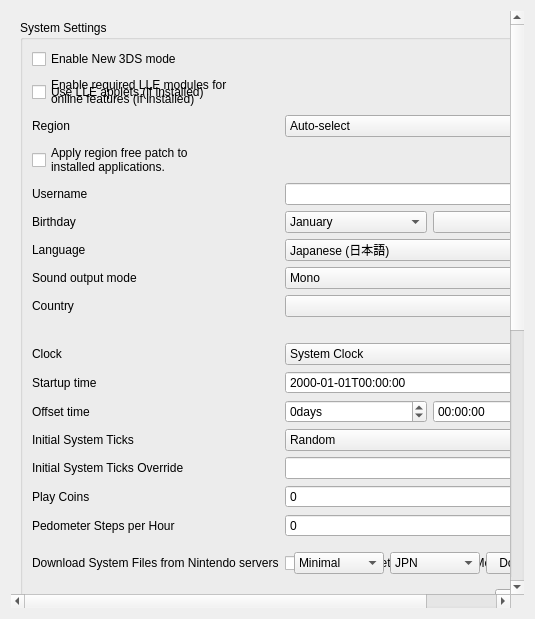
The window that src/citra_qt/configuration/configure_system.ui (fbtwitter/AzaharPlusPlus) describes before a commit, drawn with Qt 5.
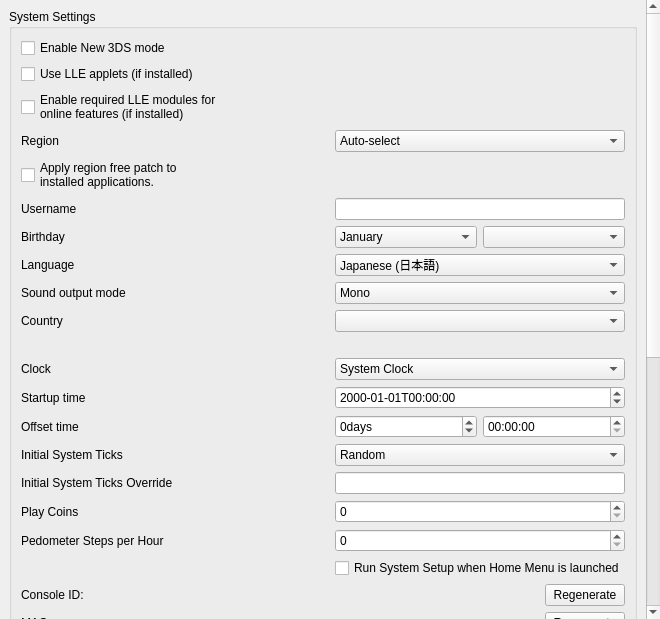
The same window after the commit.

Commit message: citra_qt: re-port configure_system from AzaharPlus's current version

```diff
--- a/src/citra_qt/configuration/configure_system.ui
+++ b/src/citra_qt/configuration/configure_system.ui
@@ -6,7 +6,7 @@
    <rect>
     <x>0</x>
     <y>0</y>
-    <width>535</width>
+    <width>653</width>
     <height>619</height>
    </rect>
   </property>
@@ -14,11 +14,26 @@
    <string>Form</string>
   </property>
   <layout class="QVBoxLayout" name="verticalLayout_scrollbar">
+   <property name="spacing">
+    <number>0</number>
+   </property>
+   <property name="leftMargin">
+    <number>0</number>
+   </property>
+   <property name="topMargin">
+    <number>0</number>
+   </property>
+   <property name="rightMargin">
+    <number>0</number>
+   </property>
+   <property name="bottomMargin">
+    <number>0</number>
+   </property>
    <item>
     <widget class="QScrollArea" name="scrollArea">
      <property name="minimumSize">
       <size>
-       <width>0</width>
+       <width>660</width>
        <height>480</height>
       </size>
      </property>
@@ -49,14 +64,14 @@
             <string>System Settings</string>
            </property>
            <layout class="QGridLayout" name="gridLayout">
-            <item row="1" column="0">
+            <item row="0" column="0">
              <widget class="QCheckBox" name="toggle_new_3ds">
               <property name="text">
                <string>Enable New 3DS mode</string>
               </property>
              </widget>
             </item>
-            <item row="2" column="0">
+            <item row="1" column="0">
              <widget class="QCheckBox" name="toggle_lle_applets">
               <property name="text">
                <string>Use LLE applets (if installed)</string>
@@ -563,93 +578,6 @@
               </property>
              </widget>
             </item>
-            <item row="18" column="0">
-             <widget class="QLabel" name="label_nus_download">
-              <property name="text">
-               <string>Download System Files from Nintendo servers</string>
-              </property>
-             </widget>
-            </item>
-            <item row="18" column="1">
-             <widget class="QWidget" name="body_nus_download">
-              <layout class="QHBoxLayout" name="horizontalLayout_nus_download">
-               <item>
-                <widget class="QComboBox" name="combo_download_set">
-                 <item>
-                  <property name="text">
-                   <string>Minimal</string>
-                  </property>
-                 </item>
-                 <item>
-                  <property name="text">
-                   <string>Old 3DS</string>
-                  </property>
-                 </item>
-                 <item>
-                  <property name="text">
-                   <string>New 3DS</string>
-                  </property>
-                 </item>
-                </widget>
-               </item>
-               <item>
-                <widget class="QComboBox" name="combo_download_region">
-                 <item>
-                  <property name="text">
-                   <string>JPN</string>
-                  </property>
-                 </item>
-                 <item>
-                  <property name="text">
-                   <string>USA</string>
-                  </property>
-                 </item>
-                 <item>
-                  <property name="text">
-                   <string>EUR</string>
-                  </property>
-                 </item>
-                 <item>
-                  <property name="text">
-                   <string>AUS</string>
-                  </property>
-                 </item>
-                 <item>
-                  <property name="text">
-                   <string>CHN</string>
-                  </property>
-                 </item>
-                 <item>
-                  <property name="text">
-                   <string>KOR</string>
-                  </property>
-                 </item>
-                 <item>
-                  <property name="text">
-                   <string>TWN</string>
-                  </property>
-                 </item>
-                </widget>
-               </item>
-               <item>
-                <widget class="QPushButton" name="button_start_download">
-                 <property name="sizePolicy">
-                  <sizepolicy hsizetype="Fixed" vsizetype="Fixed">
-                   <horstretch>0</horstretch>
-                   <verstretch>0</verstretch>
-                  </sizepolicy>
-                 </property>
-                 <property name="layoutDirection">
-                  <enum>Qt::RightToLeft</enum>
-                 </property>
-                 <property name="text">
-                  <string>Download</string>
-                 </property>
-                </widget>
-               </item>
-              </layout>
-             </widget>
-            </item>
            </layout>
           </widget>
          </item>
```
Left out of the diff: 23 changed lines with no effect on the pictures. Lines whose indentation alone changed are shown as unchanged. The commit also changes 2 other files.
